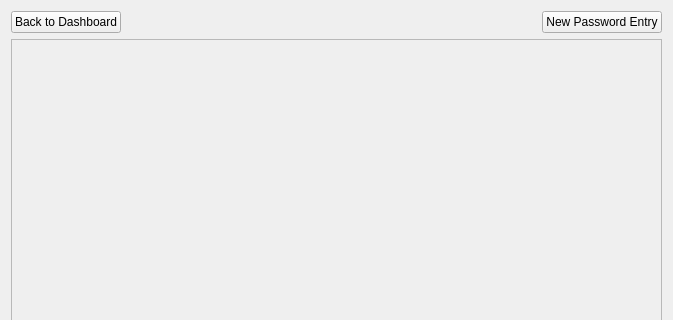
keshavbhatt/mylocker, file password/passwordmanager.ui: the form before one commit; both pictures show x 0 to 673 and y 0 to 320 of the 673 by 467 pixel window.
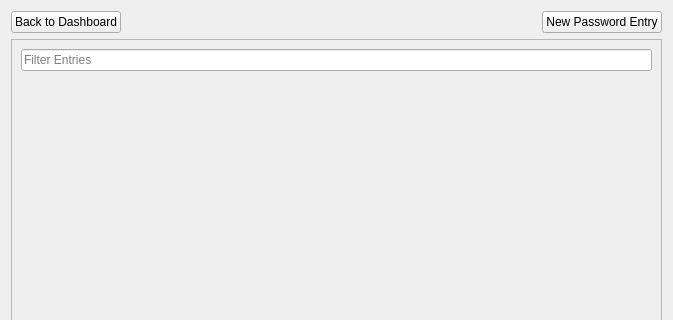
The form after the commit.

```diff
--- a/password/passwordmanager.ui
+++ b/password/passwordmanager.ui
@@ -55,6 +55,16 @@
      </property>
      <widget class="QWidget" name="passwordsPage">
       <layout class="QVBoxLayout" name="verticalLayout_3">
+       <item>
+        <widget class="QLineEdit" name="filterEntriesInput">
+         <property name="placeholderText">
+          <string>Filter Entries</string>
+         </property>
+         <property name="clearButtonEnabled">
+          <bool>true</bool>
+         </property>
+        </widget>
+       </item>
        <item>
         <widget class="QScrollArea" name="scrollArea">
          <property name="frameShape">
@@ -69,7 +79,7 @@
             <x>0</x>
             <y>0</y>
             <width>635</width>
-            <height>395</height>
+            <height>363</height>
            </rect>
           </property>
           <layout class="QVBoxLayout" name="verticalLayout_2"/>
```
